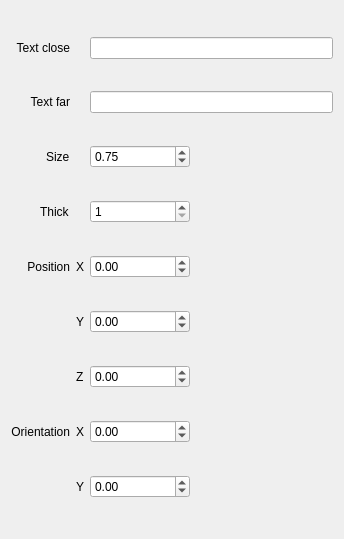
This is HCI/ui/LabelObject.ui in limvi-licef/VirtualLabelsAR as Qt 5 draws it before an edit. The edited form follows.
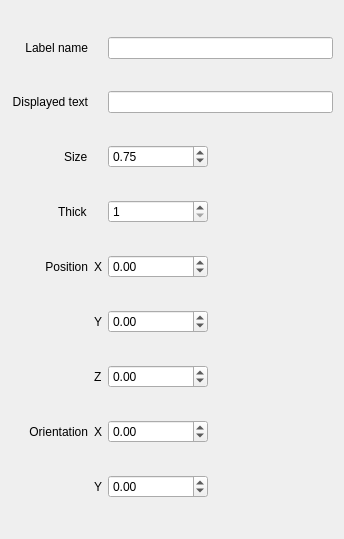
This is the edited form.

Commit message: New text field for the labels to set a name different than the ID. That means the structure of the file describing the label has changed, and the old format won't work with this new version. In short, the "textFar" and "textClose" are replaced by a single "text" field, and a new field "name" has been added to the "Info" section.

What changed in the file:
```diff
--- a/HCI/ui/LabelObject.ui
+++ b/HCI/ui/LabelObject.ui
@@ -198,7 +198,7 @@
    <item row="0" column="0">
     <widget class="QLabel" name="textCloseLabel">
      <property name="text">
-      <string>Text close</string>
+      <string>Label name</string>
      </property>
      <property name="alignment">
       <set>Qt::AlignRight|Qt::AlignTrailing|Qt::AlignVCenter</set>
@@ -247,7 +247,7 @@
    <item row="3" column="0">
     <widget class="QLabel" name="TextFarLabel">
      <property name="text">
-      <string>Text far</string>
+      <string>Displayed text</string>
      </property>
      <property name="alignment">
       <set>Qt::AlignRight|Qt::AlignTrailing|Qt::AlignVCenter</set>
```
Left out of the diff: 8 changed lines with no effect on the pictures. The commit also changes 3 other files.
